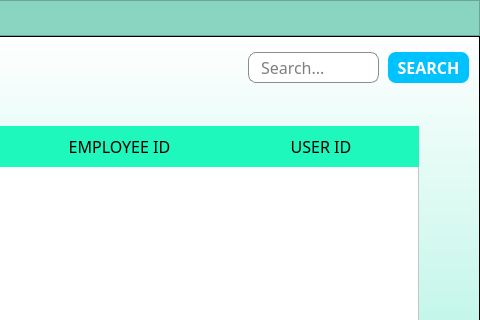
Qt form log.ui (marcryangil/facemaskdetection) before a commit; both pictures show x 462 to 942 and y 0 to 320 of the 942 by 495 pixel window.
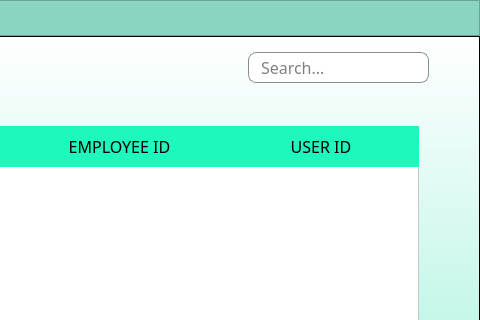
The same form after that commit. Icons and pictures are not drawn.

Commit message: added search icon and remove search button

Patch:
```diff
--- a/log.ui
+++ b/log.ui
@@ -105,7 +105,7 @@
         <rect>
          <x>710</x>
          <y>16</y>
-         <width>131</width>
+         <width>181</width>
          <height>31</height>
         </rect>
        </property>
@@ -231,53 +231,6 @@
         <string>DETECTION LOGS</string>
        </property>
       </widget>
-      <widget class="QPushButton" name="btnSearch_2">
-       <property name="geometry">
-        <rect>
-         <x>850</x>
-         <y>16</y>
-         <width>81</width>
-         <height>31</height>
-        </rect>
-       </property>
-       <property name="minimumSize">
-        <size>
-         <width>0</width>
-         <height>0</height>
-        </size>
-       </property>
-       <property name="font">
-        <font>
-         <family>Work Sans SemiBold</family>
-         <pointsize>12</pointsize>
-         <weight>75</weight>
-         <bold>true</bold>
-        </font>
-       </property>
-       <property name="autoFillBackground">
-        <bool>false</bool>
-       </property>
-       <property name="styleSheet">
-        <string notr="true">QPushButton{
-	background-color: rgb(0,194,255);
-	border: none;
-	color: rgb(255, 255, 255);
-	border-radius: 8px;
-}
-QPushButton:hover{
-	background-color: rgb(31, 211, 166);
-}
-QPushButton:pressed{
-	background-color: rgb(22, 154, 121)
-}</string>
-       </property>
-       <property name="text">
-        <string>SEARCH</string>
-       </property>
-       <property name="flat">
-        <bool>false</bool>
-       </property>
-      </widget>
       <widget class="QFrame" name="frame_6">
        <property name="geometry">
         <rect>
@@ -694,6 +647,28 @@
         </property>
        </column>
       </widget>
+      <widget class="QLabel" name="searchlabel">
+       <property name="geometry">
+        <rect>
+         <x>868</x>
+         <y>20</y>
+         <width>21</width>
+         <height>21</height>
+        </rect>
+       </property>
+       <property name="styleSheet">
+        <string notr="true">background-color:transparent;</string>
+       </property>
+       <property name="text">
+        <string/>
+       </property>
+       <property name="pixmap">
+        <pixmap>search.png</pixmap>
+       </property>
+       <property name="scaledContents">
+        <bool>true</bool>
+       </property>
+      </widget>
       <zorder>tableWidgetGuest</zorder>
       <zorder>tableWidget</zorder>
       <zorder>lineSearch_2</zorder>
```
Left out of the diff: 2 changed lines with no effect on the pictures. The commit also changes 5 other files.
